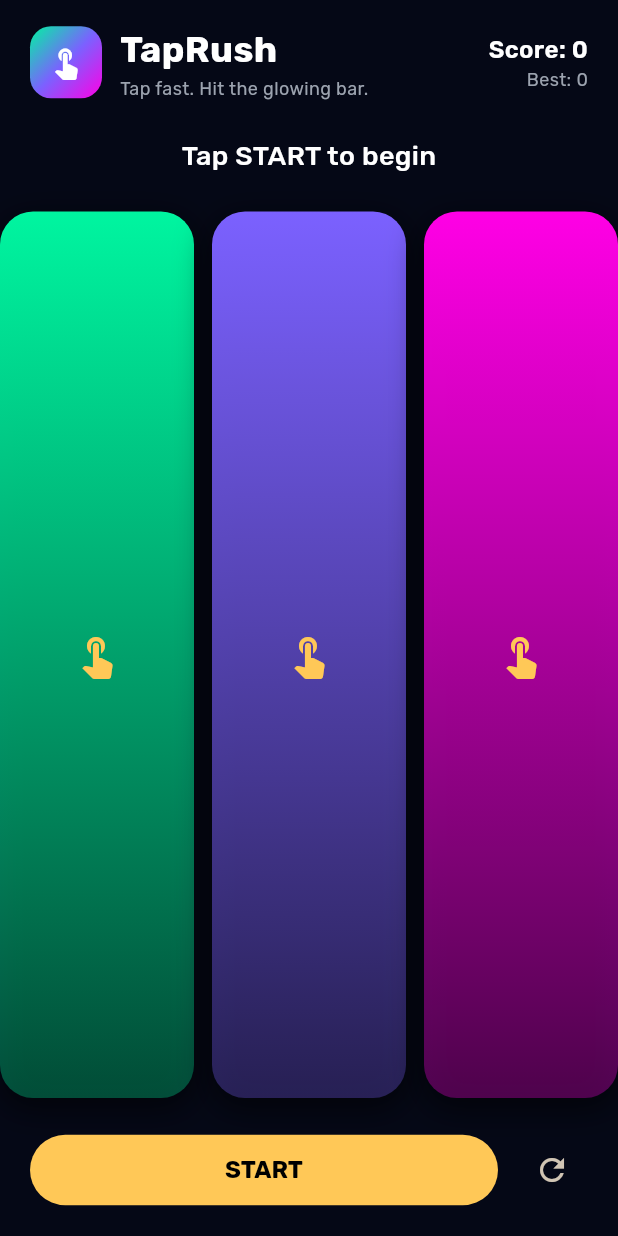
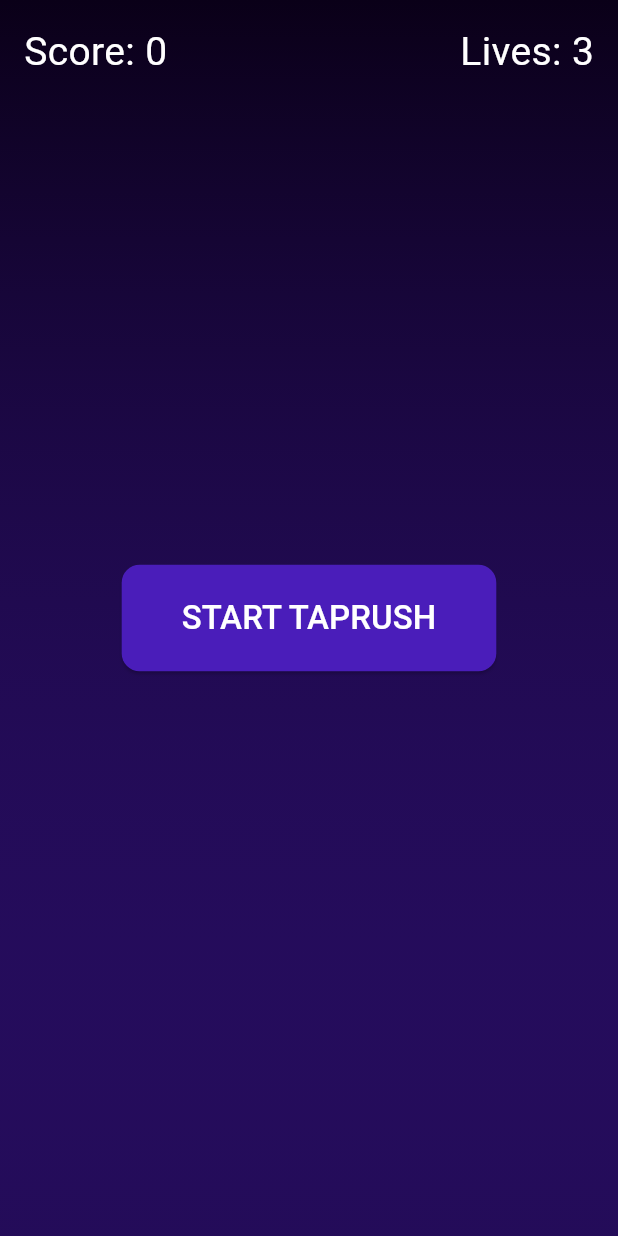
Before and after one commit to Sinhuej/taprush, a Flutter app: the screen it shows after launch, on a phone screen of 412 x 824 dp. Run offline on Flutter 3.47's test engine with Material 3 defaults, Android fonts, the light colour scheme and no system bars.

Commit message:
Add TapRush v1 game loop

```diff
--- a/lib/main.dart
+++ b/lib/main.dart
@@ -1,12 +1,18 @@
 import 'dart:async';
 import 'dart:math';
-
 import 'package:flutter/material.dart';
-import 'package:google_fonts/google_fonts.dart';
-import 'package:shared_preferences/shared_preferences.dart';
 
 void main() {
   runApp(const TapRushApp());
+}
+
+/// BRAND COLORS (Option 3 Icon)
+class AppColors {
+  static const Color deepPurple = Color(0xFF4A1DBA);
+  static const Color neonBlue = Color(0xFF00E5FF);
+  static const Color neonPink = Color(0xFFFF2CC3);
+  static const Color midnight = Color(0xFF0A0018);
+  static const Color barYellow = Color(0xFFFFD028);
 }
 
 class TapRushApp extends StatelessWidget {
@@ -16,365 +22,232 @@ class TapRushApp extends StatelessWidget {
   Widget build(BuildContext context) {
     return MaterialApp(
       title: 'TapRush',
-      debugShowCheckedModeBanner: false,
       theme: ThemeData(
         brightness: Brightness.dark,
-        scaffoldBackgroundColor: TapRushColors.background,
-        textTheme: GoogleFonts.rubikTextTheme().apply(
-          bodyColor: Colors.white,
-          displayColor: Colors.white,
-        ),
+        scaffoldBackgroundColor: AppColors.midnight,
         colorScheme: ColorScheme.fromSeed(
-          seedColor: TapRushColors.accent,
+          seedColor: AppColors.deepPurple,
           brightness: Brightness.dark,
         ),
-        useMaterial3: true,
       ),
-      home: const TapRushGameScreen(),
+      home: const TapRushGame(),
+      debugShowCheckedModeBanner: false,
     );
   }
 }
 
-class TapRushColors {
-  static const background = Color(0xFF050816);
-  static const barA = Color(0xFF00F5A0);
-  static const barB = Color(0xFF7B61FF);
-  static const barC = Color(0xFFFF00E5);
-  static const accent = Color(0xFFFFC857);
-  static const dimText = Color(0xFF9CA3AF);
+class TapRushGame extends StatefulWidget {
+  const TapRushGame({super.key});
+
+  @override
+  State<TapRushGame> createState() => _TapRushGameState();
 }
 
-enum GameState { ready, countdown, playing, finished }
+class FallingBar {
+  double y = -1.0;
+  double speed = 0.01;
+  Color color;
 
-class TapRushGameScreen extends StatefulWidget {
-  const TapRushGameScreen({super.key});
-
-  @override
-  State<TapRushGameScreen> createState() => _TapRushGameScreenState();
+  FallingBar(this.color);
 }
 
-class _TapRushGameScreenState extends State<TapRushGameScreen> {
-  static const int gameDurationSeconds = 30;
-  static const int countdownStart = 3;
+class _TapRushGameState extends State<TapRushGame> {
+  final Random random = Random();
 
-  GameState _state = GameState.ready;
-  int _score = 0;
-  int _bestScore = 0;
-  int _timeLeft = gameDurationSeconds;
-  int _countdown = countdownStart;
-  int _activeBar = 1;
+  List<FallingBar> bars = [];
+  int score = 0;
+  int lives = 3;
 
-  Timer? _gameTimer;
-  Timer? _countdownTimer;
-  final Random _random = Random();
+  bool gameRunning = false;
+  Timer? gameLoopTimer;
 
-  @override
-  void initState() {
-    super.initState();
-    _loadBestScore();
-  }
+  /// Frequency of bar spawning
+  Duration spawnRate = const Duration(milliseconds: 900);
+  Timer? spawnTimer;
 
   @override
   void dispose() {
-    _gameTimer?.cancel();
-    _countdownTimer?.cancel();
+    gameLoopTimer?.cancel();
+    spawnTimer?.cancel();
     super.dispose();
   }
 
-  Future<void> _loadBestScore() async {
-    final prefs = await SharedPreferences.getInstance();
+  void startGame() {
+    bars.clear();
+    score = 0;
+    lives = 3;
+    gameRunning = true;
+
+    // GAME LOOP TICK
+    gameLoopTimer = Timer.periodic(const Duration(milliseconds: 16), (timer) {
+      updateBars();
+    });
+
+    // BAR SPAWNER
+    spawnTimer = Timer.periodic(spawnRate, (timer) {
+      spawnBar();
+    });
+
+    setState(() {});
+  }
+
+  void endGame() {
+    gameRunning = false;
+    gameLoopTimer?.cancel();
+    spawnTimer?.cancel();
+
+    showDialog(
+      context: context,
+      barrierDismissible: false,
+      builder: (_) {
+        return AlertDialog(
+          backgroundColor: AppColors.deepPurple,
+          title: const Text(
+            "Game Over",
+            style: TextStyle(color: Colors.white, fontSize: 28),
+          ),
+          content: Text(
+            "Score: $score",
+            style: const TextStyle(color: Colors.white70, fontSize: 22),
+          ),
+          actions: [
+            TextButton(
+              onPressed: () {
+                Navigator.of(context).pop();
+                startGame();
+              },
+              child: const Text(
+                "Play Again",
+                style: TextStyle(color: Colors.white),
+              ),
+            )
+          ],
+        );
+      },
+    );
+  }
+
+  void spawnBar() {
+    List<Color> colors = [
+      AppColors.neonBlue,
+      AppColors.neonPink,
+      AppColors.barYellow,
+    ];
+
+    bars.add(FallingBar(colors[random.nextInt(colors.length)]));
+  }
+
+  void updateBars() {
     setState(() {
-      _bestScore = prefs.getInt('best_score') ?? 0;
+      for (var bar in bars) {
+        bar.y += bar.speed;
+      }
+
+      // Remove bars that passed bottom
+      bars.removeWhere((bar) {
+        if (bar.y > 1.2) {
+          lives--;
+          if (lives <= 0) {
+            endGame();
+          }
+          return true;
+        }
+        return false;
+      });
     });
   }
 
-  Future<void> _saveBestScore() async {
-    final prefs = await SharedPreferences.getInstance();
-    await prefs.setInt('best_score', _bestScore);
-  }
-
-  void _startCountdown() {
-    _gameTimer?.cancel();
-    _countdownTimer?.cancel();
-
+  void tapBar(FallingBar bar) {
     setState(() {
-      _state = GameState.countdown;
-      _score = 0;
-      _timeLeft = gameDurationSeconds;
-      _countdown = countdownStart;
-      _activeBar = _random.nextInt(3);
-    });
-
-    _countdownTimer = Timer.periodic(const Duration(seconds: 1), (timer) {
-      if (_countdown <= 1) {
-        timer.cancel();
-        _startGame();
-      } else {
-        setState(() {
-          _countdown--;
-        });
-      }
-    });
-  }
-
-  void _startGame() {
-    _gameTimer?.cancel();
-
-    setState(() {
-      _state = GameState.playing;
-      _timeLeft = gameDurationSeconds;
-      _activeBar = _random.nextInt(3);
-    });
-
-    _gameTimer = Timer.periodic(const Duration(milliseconds: 200), (timer) {
-      setState(() {
-        _timeLeft = max(0, _timeLeft - 1);
-      });
-
-      if (timer.tick % 5 == 0) {
-        setState(() {
-          _activeBar = _random.nextInt(3);
-        });
-      }
-
-      if (_timeLeft <= 0) {
-        timer.cancel();
-        _finishGame();
-      }
-    });
-  }
-
-  void _finishGame() {
-    setState(() {
-      _state = GameState.finished;
-      if (_score > _bestScore) {
-        _bestScore = _score;
-        _saveBestScore();
-      }
-    });
-  }
-
-  void _onBarTapped(int index) {
-    if (_state != GameState.playing) return;
-
-    setState(() {
-      if (index == _activeBar) {
-        _score += 5;
-      } else {
-        _score += 1;
-      }
-      _activeBar = _random.nextInt(3);
+      score++;
+      bars.remove(bar);
     });
   }
 
   @override
   Widget build(BuildContext context) {
     return Scaffold(
-      body: SafeArea(
-        child: Column(
+      body: Stack(
         children: [
-            const SizedBox(height: 16),
-            _buildHeader(),
-            const SizedBox(height: 24),
-            _buildStatusText(),
-            const SizedBox(height: 24),
-            Expanded(child: _buildBars()),
-            const SizedBox(height: 24),
-            _buildBottomButtons(),
-            const SizedBox(height: 20),
+          // Background Glow
+          Container(
+            decoration: BoxDecoration(
+              gradient: LinearGradient(
+                colors: [
+                  AppColors.midnight,
+                  AppColors.deepPurple.withOpacity(0.4),
+                ],
+                begin: Alignment.topCenter,
+                end: Alignment.bottomCenter,
+              ),
+            ),
+          ),
+
+          // Score & Lives Display
+          SafeArea(
+            child: Padding(
+              padding: const EdgeInsets.all(16),
+              child: Row(
+                mainAxisAlignment: MainAxisAlignment.spaceBetween,
+                children: [
+                  Text(
+                    "Score: $score",
+                    style: const TextStyle(fontSize: 26, color: Colors.white),
+                  ),
+                  Text(
+                    "Lives: $lives",
+                    style: const TextStyle(fontSize: 26, color: Colors.white),
+                  ),
                 ],
               ),
             ),
-    );
-  }
+          ),
 
-  Widget _buildHeader() {
-    return Padding(
-      padding: const EdgeInsets.symmetric(horizontal: 20),
-      child: Row(
-        children: [
-          _buildMiniIcon(),
-          const SizedBox(width: 12),
-          _buildTitle(),
-          const Spacer(),
-          _buildScoreBox(),
+          // Game Bars
+          ...bars.map((bar) {
+            return AnimatedPositioned(
+              duration: const Duration(milliseconds: 16),
+              top: MediaQuery.of(context).size.height * bar.y,
+              left: 20,
+              right: 20,
+              height: 50,
+              child: GestureDetector(
+                onTap: () => tapBar(bar),
+                child: Container(
+                  decoration: BoxDecoration(
+                    color: bar.color,
+                    borderRadius: BorderRadius.circular(12),
+                    boxShadow: [
+                      BoxShadow(
+                        color: bar.color.withOpacity(0.6),
+                        blurRadius: 20,
+                        spreadRadius: 4,
+                      )
                     ],
-      ),
-    );
-  }
-
-  Widget _buildMiniIcon() {
-    return Container(
-      width: 48,
-      height: 48,
-      decoration: BoxDecoration(
-        borderRadius: BorderRadius.circular(14),
-        gradient: const LinearGradient(
-          colors: [
-            TapRushColors.barA,
-            TapRushColors.barB,
-            TapRushColors.barC,
-          ],
-          begin: Alignment.topLeft,
-          end: Alignment.bottomRight,
-        ),
-      ),
-      child: const Icon(Icons.touch_app, color: Colors.white),
-    );
-  }
-
-  Widget _buildTitle() {
-    return Column(
-      crossAxisAlignment: CrossAxisAlignment.start,
-      children: [
-        Text(
-          'TapRush',
-          style: GoogleFonts.rubik(
-            fontSize: 24,
-            fontWeight: FontWeight.w700,
-          ),
-        ),
-        Text(
-          'Tap fast. Hit the glowing bar.',
-          style: GoogleFonts.rubik(
-            fontSize: 12,
-            color: TapRushColors.dimText,
-          ),
-        ),
-      ],
-    );
-  }
-
-  Widget _buildScoreBox() {
-    return Column(
-      crossAxisAlignment: CrossAxisAlignment.end,
-      children: [
-        Text(
-          'Score: $_score',
-          style: GoogleFonts.rubik(
-            fontSize: 16,
-            fontWeight: FontWeight.w600,
-          ),
-        ),
-        Text(
-          'Best: $_bestScore',
-          style: GoogleFonts.rubik(
-            fontSize: 12,
-            color: TapRushColors.dimText,
-          ),
-        ),
-      ],
-    );
-  }
-
-  Widget _buildStatusText() {
-    String label;
-
-    if (_state == GameState.ready) label = 'Tap START to begin';
-    else if (_state == GameState.countdown) label = 'Get ready… $_countdown';
-    else if (_state == GameState.playing) label = 'Time left: $_timeLeft';
-    else label = 'Time\'s up! Final score: $_score';
-
-    return Text(
-      label,
-      style: GoogleFonts.rubik(
-        fontSize: 18,
-        fontWeight: FontWeight.w500,
-      ),
-    );
-  }
-
-  Widget _buildBars() {
-    return Row(
-      children: [
-        Expanded(child: _buildBar(0, TapRushColors.barA)),
-        const SizedBox(width: 12),
-        Expanded(child: _buildBar(1, TapRushColors.barB)),
-        const SizedBox(width: 12),
-        Expanded(child: _buildBar(2, TapRushColors.barC)),
-      ],
-    );
-  }
-
-  Widget _buildBar(int index, Color color) {
-    bool isActive = (_activeBar == index && _state == GameState.playing);
-
-    return GestureDetector(
-      onTap: () => _onBarTapped(index),
-      child: AnimatedContainer(
-        duration: const Duration(milliseconds: 150),
-        decoration: BoxDecoration(
-          borderRadius: BorderRadius.circular(22),
-          gradient: LinearGradient(
-            colors: [
-              color.withOpacity(isActive ? 0.7 : 0.3),
-              color,
-            ],
-            begin: Alignment.bottomCenter,
-            end: Alignment.topCenter,
-          ),
-          boxShadow: isActive
-              ? [
-                  BoxShadow(
-                    color: color.withOpacity(0.8),
-                    blurRadius: 24,
-                    spreadRadius: 2,
-                  ),
-                ]
-              : [
-                  BoxShadow(
-                    color: Colors.black.withOpacity(0.6),
-                    blurRadius: 18,
-                    spreadRadius: 1,
-                    offset: const Offset(0, 6),
-                  ),
-                ],
-        ),
-        child: Center(
-          child: Icon(
-            Icons.touch_app,
-            size: isActive ? 42 : 32,
-            color: TapRushColors.accent,
                   ),
                 ),
               ),
             );
-  }
+          }).toList(),
 
-  Widget _buildBottomButtons() {
-    bool canStart = (_state == GameState.ready || _state == GameState.finished);
-
-    return Padding(
-      padding: const EdgeInsets.symmetric(horizontal: 20),
-      child: Row(
-        children: [
-          Expanded(
-            child: FilledButton(
-              onPressed: canStart ? _startCountdown : null,
-              style: FilledButton.styleFrom(
-                backgroundColor: TapRushColors.accent,
-                foregroundColor: Colors.black,
-                padding: const EdgeInsets.symmetric(vertical: 14),
-                textStyle: GoogleFonts.rubik(
-                  fontSize: 16,
-                  fontWeight: FontWeight.w700,
+          // Start Button
+          if (!gameRunning)
+            Center(
+              child: ElevatedButton(
+                style: ElevatedButton.styleFrom(
+                  backgroundColor: AppColors.deepPurple,
+                  padding: const EdgeInsets.symmetric(
+                      horizontal: 40, vertical: 20),
+                  shape: RoundedRectangleBorder(
+                    borderRadius: BorderRadius.circular(12),
                   ),
                 ),
-              child: Text(canStart ? 'START' : 'PLAYING…'),
+                onPressed: startGame,
+                child: const Text(
+                  "START TAPRUSH",
+                  style: TextStyle(fontSize: 22, color: Colors.white),
                 ),
               ),
-          const SizedBox(width: 12),
-          IconButton(
-            icon: const Icon(Icons.refresh),
-            onPressed: () {
-              _gameTimer?.cancel();
-              _countdownTimer?.cancel();
-              setState(() {
-                _state = GameState.ready;
-                _score = 0;
-                _timeLeft = gameDurationSeconds;
-              });
-            },
             ),
         ],
       ),
```
Lines whose indentation alone changed are shown as unchanged.
